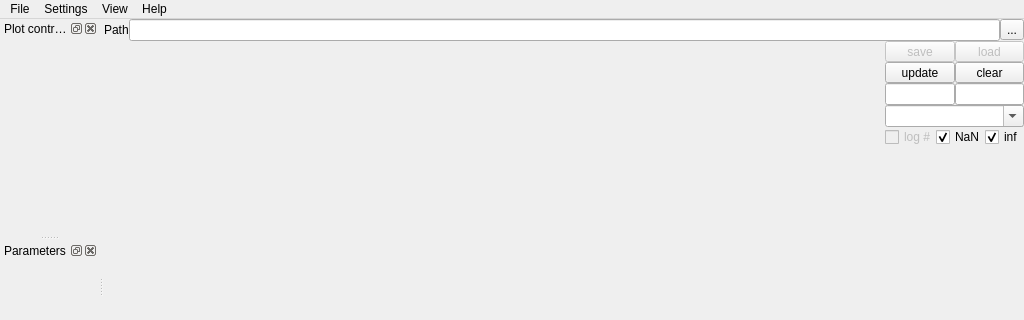
Old version of the form ndxplorer/plot_main.ui in the repository Fluorescence-Tools/ndxplorer; both pictures show x 0 to 1024 and y 0 to 320 of the 1024 by 600 pixel window.
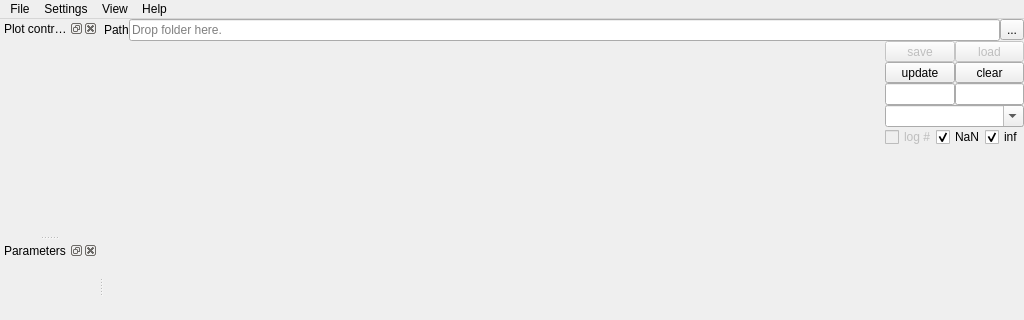
New version of the form. Icons and pictures are not drawn.

Commit message: Enhancements: * Added option to save CSV of histograms

The edit to the form file:
```diff
--- a/ndxplorer/plot_main.ui
+++ b/ndxplorer/plot_main.ui
@@ -47,7 +47,11 @@
        </widget>
       </item>
       <item>
-       <widget class="QLineEdit" name="lineEditWorkingPath"/>
+       <widget class="QLineEdit" name="lineEditWorkingPath">
+        <property name="placeholderText">
+         <string>Drop folder here.</string>
+        </property>
+       </widget>
       </item>
       <item>
        <widget class="QToolButton" name="toolButtonChangePath">
```
The commit also changes 1 other file.
